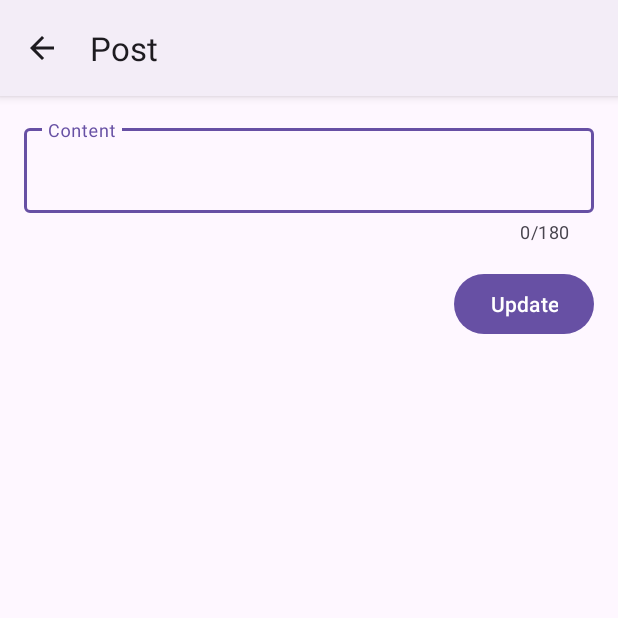
After one commit to 20222023-GENAP-PAB2-SI6A/Post, an Android app: the UpdateUnggahActivity screen opened directly, with no data from a screen before it, on a phone screen of 412 x 824 dp, the top half of it. The commit adds this screen. Run offline under Robolectric (Android 15) with nearby library versions, the phone set to English and light mode, and no system bars; 2 statements that could not run were skipped.

Commit message:
Update dan Delete Unggah

```diff
--- /dev/null
+++ b/app/src/main/java/masterous/si6a/post/UpdateUnggahActivity.java
@@ -0,0 +1,61 @@
+package masterous.si6a.post;
+
+import androidx.appcompat.app.AppCompatActivity;
+
+import android.os.Bundle;
+import android.text.TextUtils;
+import android.view.View;
+
+import masterous.si6a.post.databinding.ActivityUpdateUnggahBinding;
+
+public class UpdateUnggahActivity extends AppCompatActivity {
+    private ActivityUpdateUnggahBinding binding;
+    private Unggah unggah;
+
+    @Override
+    protected void onCreate(Bundle savedInstanceState) {
+        super.onCreate(savedInstanceState);
+
+        binding = ActivityUpdateUnggahBinding.inflate(getLayoutInflater());
+        setContentView(binding.getRoot());
+
+        unggah = getIntent().getParcelableExtra("EXTRA_DATA");
+        String id = unggah.getId();
+
+        binding.etContent.setText(unggah.getContent());
+        binding.btnUpdate.setOnClickListener(new View.OnClickListener() {
+            @Override
+            public void onClick(View v) {
+                String content = binding.etContent.getText().toString();
+
+                boolean bolehUpdate = true;
+
+                if (TextUtils.isEmpty(content)) {
+                    bolehUpdate = false;
+                    binding.etContent.setError("Konten tidak boleh kosong!");
+                }
+
+                if (bolehUpdate) {
+                    updateUnggah(id, content);
+                }
+            }
+        });
+    }
+
+    private void updateUnggah(String id, String content) {
+        binding.progressBar.setVisibility(View.VISIBLE);
+        // memanggil API untuk update
+    }
+
+    @Override
+    public void onBackPressed() {
+        super.onBackPressed();
+        finish();
+    }
+
+    @Override
+    public boolean onSupportNavigateUp() {
+        onBackPressed();
+        return true;
+    }
+}
--- /dev/null
+++ b/app/src/main/res/layout/activity_update_unggah.xml
@@ -0,0 +1,51 @@
+<?xml version="1.0" encoding="utf-8"?>
+<RelativeLayout xmlns:android="http://schemas.android.com/apk/res/android"
+    xmlns:app="http://schemas.android.com/apk/res-auto"
+    xmlns:tools="http://schemas.android.com/tools"
+    android:layout_width="match_parent"
+    android:layout_height="match_parent"
+    tools:context=".UpdateUnggahActivity">
+
+    <RelativeLayout
+        android:layout_width="match_parent"
+        android:layout_height="wrap_content"
+        android:layout_margin="16dp">
+
+        <com.google.android.material.textfield.TextInputLayout
+            android:id="@+id/til_content"
+            android:layout_width="match_parent"
+            android:layout_height="wrap_content"
+            app:counterEnabled="true"
+            app:counterMaxLength="180">
+
+            <EditText
+                android:id="@+id/et_content"
+                android:layout_width="match_parent"
+                android:layout_height="wrap_content"
+                android:hint="Content"
+                android:inputType="none"
+                android:maxLength="180"/>
+
+        </com.google.android.material.textfield.TextInputLayout>
+
+        <Button
+            android:id="@+id/btn_update"
+            android:layout_width="wrap_content"
+            android:layout_height="wrap_content"
+            android:text="Update"
+            android:layout_alignParentEnd="true"
+            android:layout_below="@+id/til_content"
+            android:layout_marginTop="16dp"/>
+
+        <ProgressBar
+            android:id="@+id/progress_bar"
+            android:layout_width="wrap_content"
+            android:layout_height="wrap_content"
+            android:layout_below="@+id/btn_update"
+            android:layout_marginTop="8dp"
+            android:layout_centerHorizontal="true"
+            android:visibility="gone"/>
+
+    </RelativeLayout>
+
+</RelativeLayout>
```
Also changed, not shown: app/src/main/AndroidManifest.xml (+16 -10 lines), app/src/main/java/masterous/si6a/post/MainActivity.java (+50 -0 lines), app/src/main/java/masterous/si6a/post/Unggah.java (+40 -1 lines), app/src/main/java/masterous/si6a/post/UnggahViewAdapter.java (+16 -0 lines), app/src/main/res/menu/menu_popup.xml (added, +11 -0 lines).
